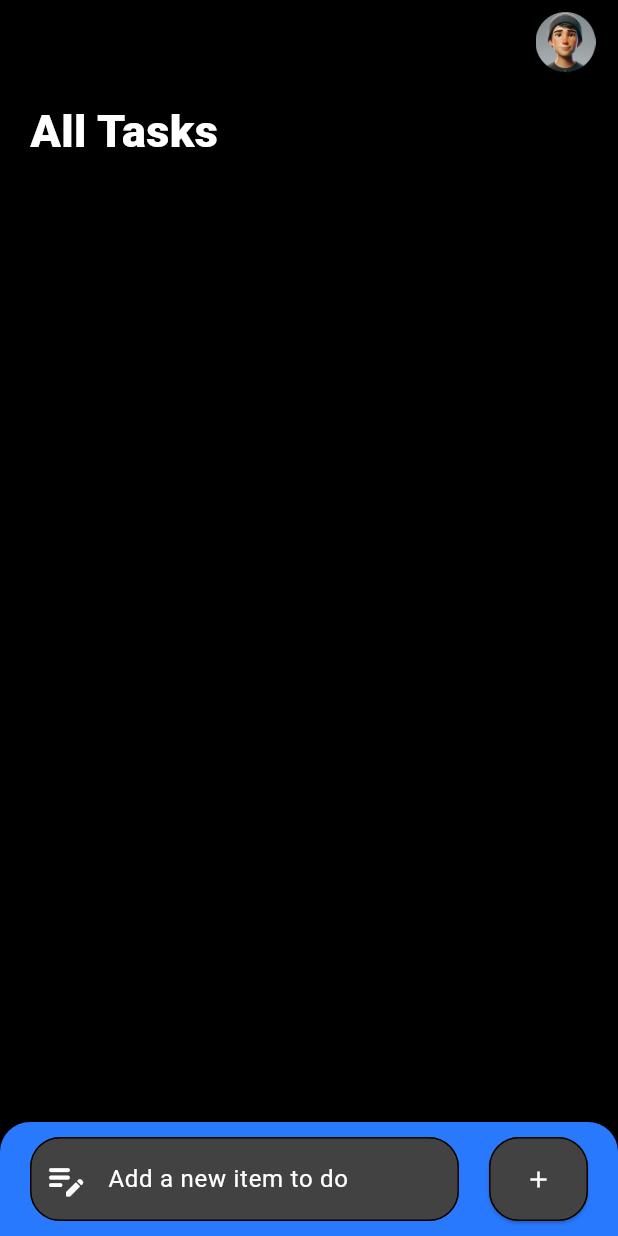
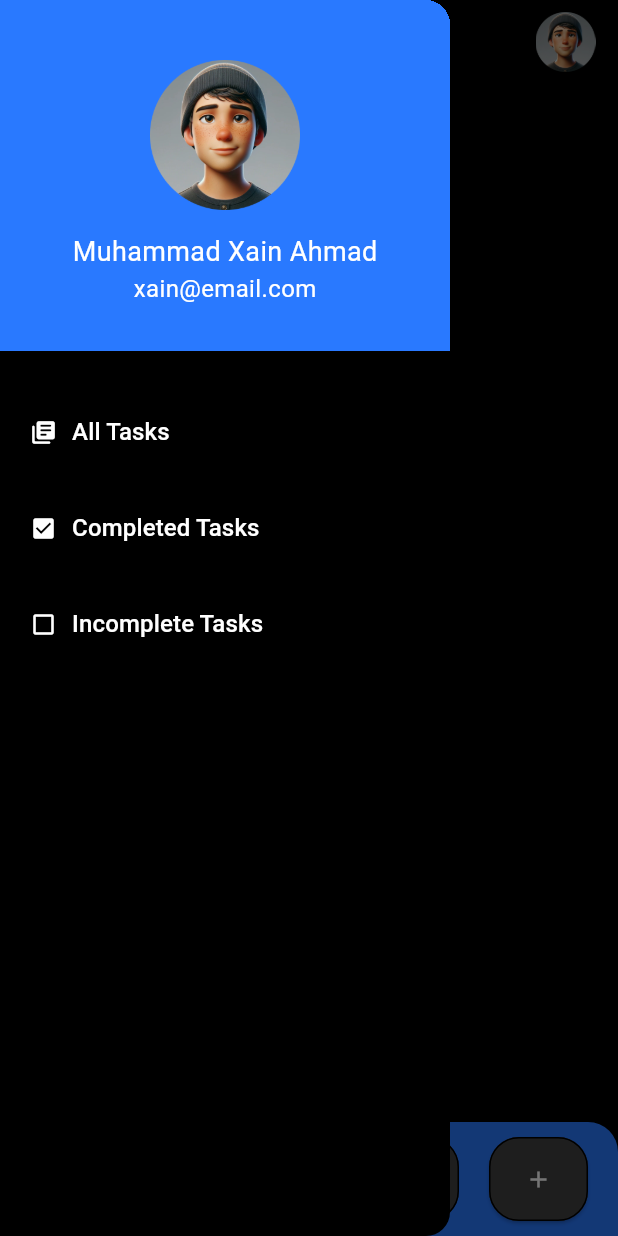
Before and after one commit to muhammadXainAhmad/todo_app_sqflite_flutter, a Flutter app: the screen it shows after launch, with the side drawer open (before the commit the screen has no drawer), on a phone screen of 412 x 824 dp. Run offline on Flutter 3.47's test engine with Material 3 defaults, Android fonts, the phone set to English and light mode, and no system bars; our stand-ins replace sqflite; accounts and stored records are empty.

Commit message:
Added a drawer

```diff
--- a/lib/home.dart
+++ b/lib/home.dart
@@ -43,6 +43,132 @@ class _HomePageState extends State<HomePage> {
             Image.asset("assets/faces1.png", height: 40, width: 40),
             const SizedBox(width: 15),
           ],
+          iconTheme: const IconThemeData(
+            // Drawer Icon Style
+            color: txtClr,
+            size: 30,
+          ),
+        ),
+        drawer: Drawer(
+          // Drawer
+          backgroundColor: bgClr,
+          width: 300,
+          child: Column(
+            children: [
+              // Drawer Child Container
+              Container(
+                color: drawerClr,
+                width: double.infinity,
+                child: Column(
+                  children: [
+                    const SizedBox(height: 40),
+                    Image.asset(
+                      // Drawer Profile Picture
+                      "assets/faces1.png",
+                      height: 100,
+                      width: 100,
+                    ),
+                    const SizedBox(height: 15),
+                    const Text(
+                      'Muhammad Xain Ahmad',
+                      style: TextStyle(color: txtClr, fontSize: 18),
+                    ),
+                    const Text(
+                      'xain@email.com',
+                      style: TextStyle(color: txtClr, fontSize: 16),
+                    ),
+                    const SizedBox(height: 30),
+                  ],
+                ),
+              ),
+              const SizedBox(height: 30),
+              Padding(
+                // Drawer Text Button 1
+                padding: const EdgeInsets.only(left: 8),
+                child: TextButton(
+                  onPressed: () {
+                    setState(() {
+                      taskTitle = "All Tasks";
+                    });
+                    Navigator.pop(context);
+                  },
+                  style: TextButton.styleFrom(
+                    shape: RoundedRectangleBorder(
+                      borderRadius: BorderRadius.circular(8),
+                    ),
+                  ),
+                  child: const Row(
+                    children: [
+                      Icon(Icons.library_books_rounded, color: txtClr),
+                      SizedBox(width: 10),
+                      Text(
+                        "All Tasks",
+                        style: TextStyle(color: txtClr, fontSize: 16),
+                      ),
+                    ],
+                  ),
+                ),
+              ),
+              const Divider(color: Colors.black, indent: 40, endIndent: 40),
+              Padding(
+                // Drawer Text Button 2
+                padding: const EdgeInsets.only(left: 8),
+                child: TextButton(
+                  onPressed: () {
+                    setState(() {
+                      taskTitle = "Completed Tasks";
+                    });
+
+                    Navigator.pop(context);
+                  },
+                  style: TextButton.styleFrom(
+                    shape: RoundedRectangleBorder(
+                      borderRadius: BorderRadius.circular(8),
+                    ),
+                  ),
+                  child: const Row(
+                    children: [
+                      Icon(Icons.check_box, color: txtClr),
+                      SizedBox(width: 10),
+                      Text(
+                        "Completed Tasks",
+                        style: TextStyle(color: txtClr, fontSize: 16),
+                      ),
+                    ],
+                  ),
+                ),
+              ),
+              const Divider(color: Colors.black, indent: 40, endIndent: 40),
+              Padding(
+                // Drawer Text Button 3
+                padding: const EdgeInsets.only(left: 8),
+                child: TextButton(
+                  onPressed: () {
+                    setState(() {
+                      taskTitle = "Incomplete Tasks";
+                    });
+
+                    Navigator.pop(context);
+                  },
+                  style: TextButton.styleFrom(
+                    shape: RoundedRectangleBorder(
+                      borderRadius: BorderRadius.circular(8),
+                    ),
+                  ),
+                  child: const Row(
+                    children: [
+                      Icon(Icons.check_box_outline_blank, color: txtClr),
+                      SizedBox(width: 10),
+                      Text(
+                        "Incomplete Tasks",
+                        style: TextStyle(color: txtClr, fontSize: 16),
+                      ),
+                    ],
+                  ),
+                ),
+              ),
+            ],
+          ),
         ),
         body: Column(
           children: [
```
